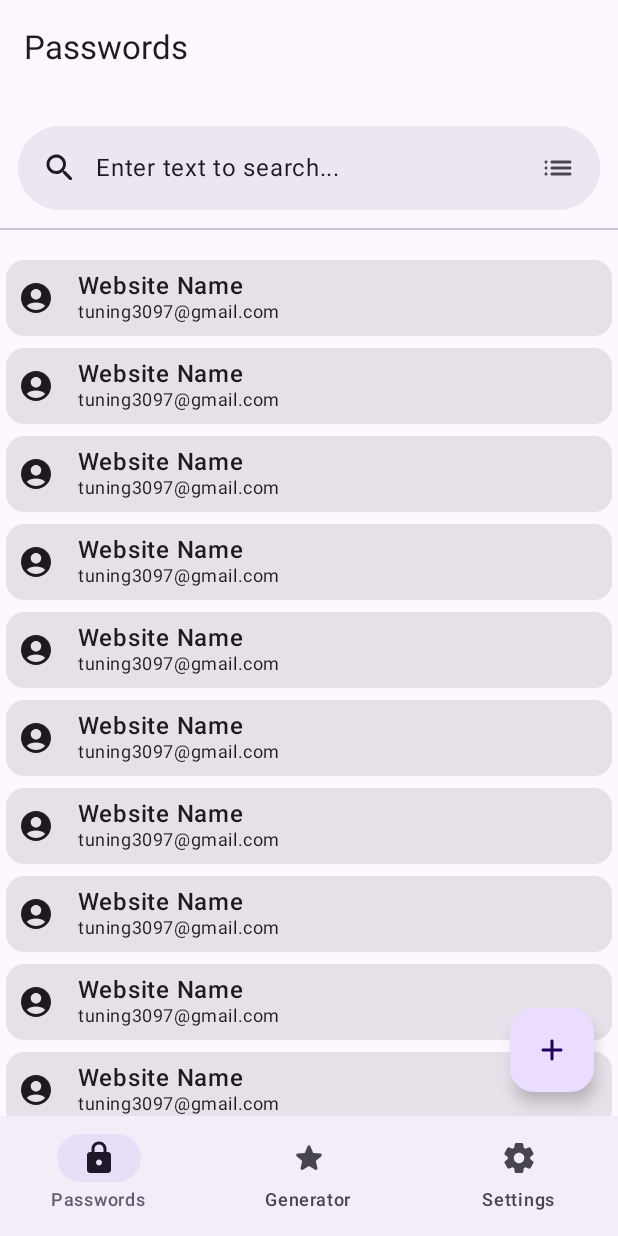
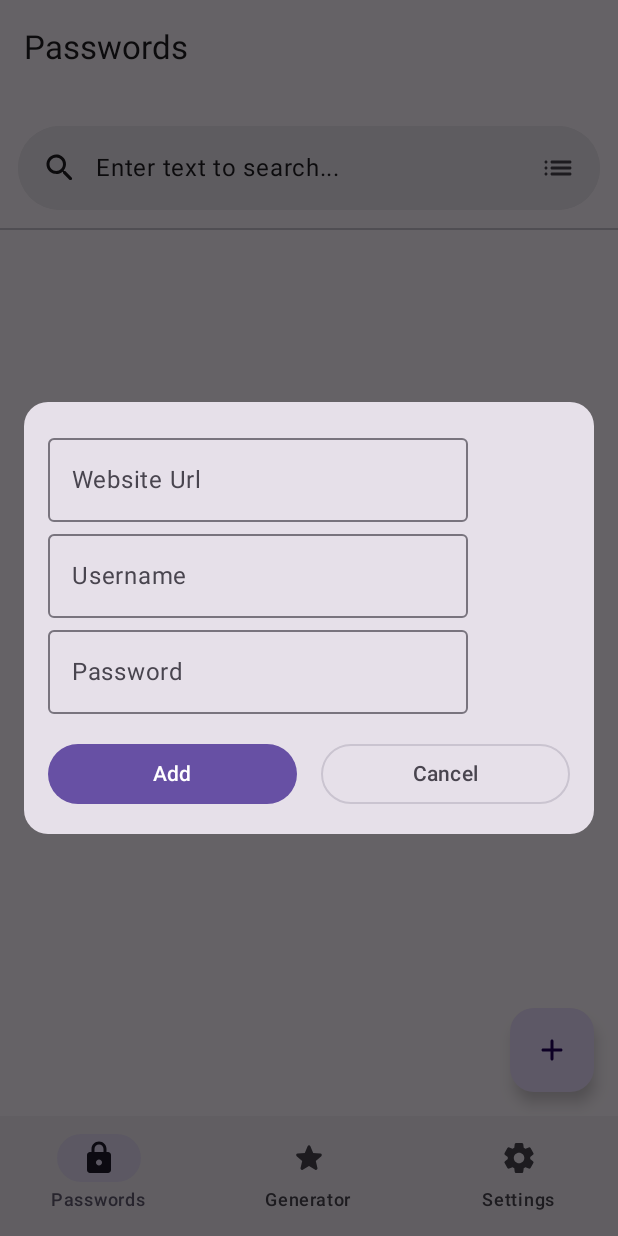
Before and after one commit to Qwan-Chi/CryptBuddy, an Android app built with Jetpack Compose: the composable CryptApp called with empty values, after a tap on "Add", on a phone screen of 412 x 824 dp. Run offline under Robolectric (Android 15) with nearby library versions, the phone set to English and light mode, and no system bars; our stand-ins replace Room's generated code.

Commit message:
Добавлено: регистрация, добавление паролей (окно) и авторизация

```diff
--- a/app/src/main/java/com/qwanchi/cryptbuddy/DB/Database.kt
+++ b/app/src/main/java/com/qwanchi/cryptbuddy/DB/Database.kt
@@ -23,7 +23,7 @@
                     context.applicationContext,
                     AppDatabase::class.java,
                     "app_database"
-                ).build()
+                ).allowMainThreadQueries().build()
                 INSTANCE = instance
                 instance
             }
--- a/app/src/main/java/com/qwanchi/cryptbuddy/DB/Entities.kt
+++ b/app/src/main/java/com/qwanchi/cryptbuddy/DB/Entities.kt
@@ -44,19 +44,23 @@
 interface UserDao {
 
     @Insert
-    suspend fun insert(user: User): Long
+    fun insert(user: User): Long
 
     @Update
-    suspend fun update(user: User)
+    fun update(user: User)
 
     @Delete
-    suspend fun delete(user: User)
+    fun delete(user: User)
 
     @Query("SELECT * FROM User WHERE id = :id")
     fun getUserById(id: Int): User?
 
     @Query("SELECT * FROM User WHERE email = :email")
     fun getUserByEmail(email: String): User?
+
+    @Query("SELECT COUNT(*) FROM User")
+    fun getUserCount(): Int
+
 
 }
 
--- /dev/null
+++ b/app/src/main/java/com/qwanchi/cryptbuddy/dialogs/AddPasswordDialog.kt
@@ -0,0 +1,80 @@
+package com.qwanchi.cryptbuddy.dialogs
+
+import androidx.compose.foundation.layout.Arrangement
+import androidx.compose.foundation.layout.Column
+import androidx.compose.foundation.layout.Row
+import androidx.compose.foundation.layout.fillMaxWidth
+import androidx.compose.foundation.layout.height
+import androidx.compose.foundation.layout.padding
+import androidx.compose.foundation.shape.RoundedCornerShape
+import androidx.compose.material3.Button
+import androidx.compose.material3.Card
+import androidx.compose.material3.OutlinedButton
+import androidx.compose.material3.OutlinedTextField
+import androidx.compose.material3.Text
+import androidx.compose.material3.TextField
+import androidx.compose.runtime.Composable
+import androidx.compose.runtime.getValue
+import androidx.compose.runtime.mutableStateOf
+import androidx.compose.runtime.remember
+import androidx.compose.runtime.setValue
+import androidx.compose.ui.Modifier
+import androidx.compose.ui.res.stringResource
+import androidx.compose.ui.unit.dp
+import androidx.compose.ui.window.Dialog
+
+@Composable
+fun AddPasswordDialog(onDismissRequest: () -> Unit) {
+    var websiteUrl by remember { mutableStateOf("") }
+    var username by remember { mutableStateOf("") }
+    var password by remember { mutableStateOf("") }
+    Dialog(onDismissRequest = { onDismissRequest() }) {
+        Card(
+            modifier = Modifier
+                .fillMaxWidth()
+                .padding(16.dp),
+            shape = RoundedCornerShape(16.dp),
+        ) {
+            Column(Modifier.padding(16.dp)) {
+
+                OutlinedTextField(
+                    label = { Text(text = "Website Url") },
+                    value = websiteUrl,
+                    onValueChange = {
+                        websiteUrl = it
+                    })
+                OutlinedTextField(
+                    label = { Text(text = "Username") },
+                    value = username,
+                    onValueChange = {
+                        username = it
+                    })
+                OutlinedTextField(
+                    label = { Text(text = "Password") },
+                    value = password,
+                    onValueChange = {
+                        password = it
+                    })
+                Row(
+                    horizontalArrangement = Arrangement.spacedBy(16.dp),
+                    modifier = Modifier
+                        .fillMaxWidth()
+                        .padding(top = 16.dp)
+                ) {
+                    Button(onClick = {
+
+                        onDismissRequest()
+                    }, modifier = Modifier.weight(1f)) {
+                        Text(text = "Add")
+                    }
+                    OutlinedButton(
+                        onClick = { onDismissRequest() },
+                        modifier = Modifier.weight(1f)
+                    ) {
+                        Text(text = "Cancel")
+                    }
+                }
+            }
+        }
+    }
+}
--- a/app/src/main/java/com/qwanchi/cryptbuddy/screens/CryptApp.kt
+++ b/app/src/main/java/com/qwanchi/cryptbuddy/screens/CryptApp.kt
@@ -61,7 +61,7 @@
             modifier = Modifier.padding(innerPadding)
         ) {
             when (currentScreen) {
-                "Passwords" -> PasswordScreen()
+                "Passwords" -> PasswordScreen(userID)
                 "Generator" -> GeneratorScreen()
                 "Settings" -> SettingScreen()
             }
--- a/app/src/main/java/com/qwanchi/cryptbuddy/screens/PasswordScreen.kt
+++ b/app/src/main/java/com/qwanchi/cryptbuddy/screens/PasswordScreen.kt
@@ -7,6 +7,7 @@
 import androidx.compose.foundation.layout.padding
 import androidx.compose.foundation.lazy.LazyColumn
 import androidx.compose.foundation.lazy.LazyRow
+import androidx.compose.foundation.lazy.items
 import androidx.compose.material.icons.Icons
 import androidx.compose.material.icons.rounded.AccountCircle
 import androidx.compose.material.icons.rounded.Add
@@ -25,26 +26,44 @@
 import androidx.compose.material3.SearchBar
 import androidx.compose.material3.Text
 import androidx.compose.runtime.Composable
+import androidx.compose.runtime.getValue
+import androidx.compose.runtime.mutableStateOf
+import androidx.compose.runtime.remember
+import androidx.compose.runtime.setValue
 import androidx.compose.ui.Alignment
 import androidx.compose.ui.Modifier
+import androidx.compose.ui.platform.LocalContext
 import androidx.compose.ui.text.font.FontWeight
 import androidx.compose.ui.tooling.preview.Preview
 import androidx.compose.ui.unit.dp
+import com.qwanchi.cryptbuddy.DB.AppDatabase
+import com.qwanchi.cryptbuddy.DB.Password
+import com.qwanchi.cryptbuddy.dialogs.AddPasswordDialog
 
 @OptIn(ExperimentalMaterial3Api::class)
 @Composable
-fun PasswordScreen() {
+fun PasswordScreen(userID: Int) {
+    var appDatabase: AppDatabase = AppDatabase.getDatabase(LocalContext.current)
+    var userPasswordDao = appDatabase.userPasswordDao()
+    var passwords by remember { mutableStateOf(userPasswordDao.getPasswordsForUser(userID)) }
+    var showAdd by remember { mutableStateOf(false) }
+
     Scaffold(
         floatingActionButton = {
             FloatingActionButton(
                 onClick = {
-                    // Добавить новый пароль
+                    showAdd = true
                 }
             ) {
                 Icon(imageVector = Icons.Rounded.Add, contentDescription = "Add")
             }
         },
     ) { innerPadding ->
+        if (showAdd){
+            AddPasswordDialog {
+                showAdd = false
+            }
+        }
         Column(Modifier.padding(innerPadding)) {
             SearchBar(
                 leadingIcon = {
@@ -74,8 +93,7 @@
             Divider(Modifier.padding(bottom = 16.dp))
 
             LazyColumn {
-                items(10) {
-                    PasswordCard()
+                items(passwords) {pass -> PasswordCard(pass)
                 }
             }
         }
@@ -83,7 +101,7 @@
 }
 
 @Composable
-fun PasswordCard() {
+fun PasswordCard(password: Password) {
     Card(
         modifier = Modifier
             .padding(4.dp)
@@ -99,11 +117,11 @@
 
             Column {
                 Text(
-                    "Website Name",
+                    password.website_url,
                     style = MaterialTheme.typography.bodyLarge,
                     fontWeight = FontWeight.SemiBold
                 )
-                Text("tuning3097@gmail.com", style = MaterialTheme.typography.bodySmall)
+                Text(password.username, style = MaterialTheme.typography.bodySmall)
             }
         }
     }
--- a/app/src/main/java/com/qwanchi/cryptbuddy/screens/StartScreen.kt
+++ b/app/src/main/java/com/qwanchi/cryptbuddy/screens/StartScreen.kt
@@ -125,7 +125,7 @@
         // Кнопка для смены режима (регистрация/авторизация)
         TextButton(
             {
-                /*TODO*/
+                navController.navigate("register")
             },
         ) {
             Text("Don't have an account? Register")
```
Also changed, not shown: app/src/main/java/com/qwanchi/cryptbuddy/classes/Checks.kt (added, +22 -0 lines), app/src/main/java/com/qwanchi/cryptbuddy/nav/Navigation.kt (+7 -3 lines), app/src/main/java/com/qwanchi/cryptbuddy/screens/RegisterScreen.kt (+15 -8 lines).
